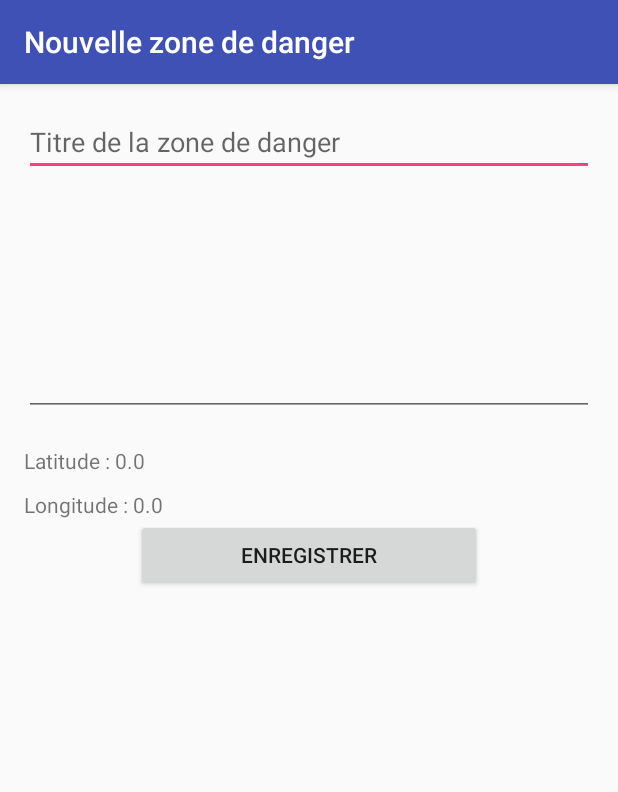
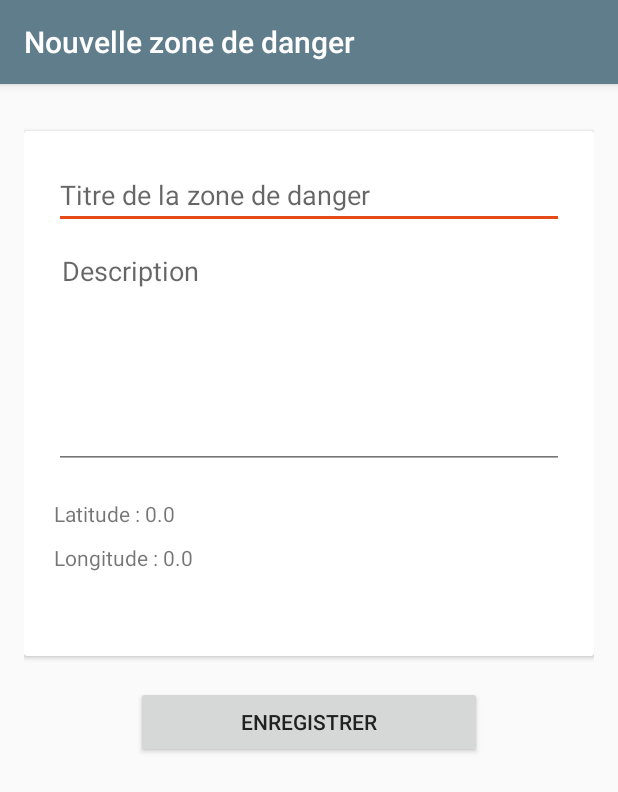
Before and after one commit to ThomaHe/RideSafe, an Android app: the FormActivity screen opened directly, with no data from a screen before it, on a phone screen of 412 x 824 dp. Shown: the top 792 px of the screen. Run offline under Robolectric (Android 15) with nearby library versions, the phone set to English and light mode, and no system bars; our stand-ins replace ButterKnife; libraries missing offline, so code that uses them is left out: io.realm; 3 statements that could not run were skipped.

```diff
--- a/app/build.gradle
+++ b/app/build.gradle
@@ -32,6 +32,8 @@ dependencies {
     })
     compile 'com.android.support:appcompat-v7:25.1.0'
     compile 'com.android.support:design:25.1.0'
+    compile 'com.android.support:cardview-v7:25.1.0'
+
     compile 'com.google.android.gms:play-services:10.0.1'
 
     compile 'com.jakewharton:butterknife:8.5.1'
--- a/app/src/main/res/layout/activity_form.xml
+++ b/app/src/main/res/layout/activity_form.xml
@@ -1,34 +1,47 @@
 <?xml version="1.0" encoding="utf-8"?>
-<LinearLayout
-    xmlns:android="http://schemas.android.com/apk/res/android"
+<LinearLayout xmlns:android="http://schemas.android.com/apk/res/android"
     xmlns:tools="http://schemas.android.com/tools"
     android:id="@+id/activity_form"
     android:layout_width="match_parent"
     android:layout_height="match_parent"
+    android:orientation="vertical"
     android:paddingBottom="@dimen/activity_vertical_margin"
     android:paddingLeft="@dimen/activity_horizontal_margin"
     android:paddingRight="@dimen/activity_horizontal_margin"
     android:paddingTop="@dimen/activity_vertical_margin"
-    tools:context="com.example.thenry.ridesafe.FormActivity"
-    android:orientation="vertical">
+    tools:context="com.example.thenry.ridesafe.FormActivity">
+
+    <android.support.v7.widget.CardView
+        android:layout_width="match_parent"
+        android:layout_height="350dp"
+        android:layout_marginTop="15dp"
+        android:layout_marginBottom="20dp">
+
+        <LinearLayout
+            android:layout_width="match_parent"
+            android:layout_height="match_parent"
+            android:orientation="vertical"
+            android:padding="20dp">
 
             <EditText
                 android:id="@+id/form_title"
                 android:layout_width="match_parent"
                 android:layout_height="wrap_content"
-        android:hint="Titre de la zone de danger"/>
+                android:hint="Titre de la zone de danger" />
 
             <EditText
                 android:id="@+id/form_desc"
                 android:layout_width="match_parent"
                 android:layout_height="150dp"
+                android:layout_marginBottom="20dp"
                 android:layout_marginTop="10dp"
-        android:layout_marginBottom="20dp"
+                android:breakStrategy="balanced"
                 android:fitsSystemWindows="true"
                 android:gravity="top"
-        android:breakStrategy="balanced"
                 android:inputType="textMultiLine"
-        android:padding="5dp"/>
+                android:hint="Description"
+                android:padding="5dp" />
+
             <TextView
                 android:id="@+id/lat"
                 android:layout_width="match_parent"
@@ -36,9 +49,11 @@
 
             <TextView
                 android:id="@+id/longi"
-        android:layout_marginTop="10dp"
                 android:layout_width="match_parent"
-        android:layout_height="wrap_content" />
+                android:layout_height="wrap_content"
+                android:layout_marginTop="10dp" />
+        </LinearLayout>
+    </android.support.v7.widget.CardView>
 
     <Button
         android:id="@+id/form_submit"
@@ -48,5 +63,5 @@
         android:elevation="4dp"
         android:paddingLeft="70dp"
         android:paddingRight="70dp"
-        android:text="Enregistrer"/>
+        android:text="Enregistrer" />
 </LinearLayout>
--- a/app/src/main/res/menu/menu.xml
+++ b/app/src/main/res/menu/menu.xml
@@ -2,6 +2,12 @@
 <menu xmlns:android="http://schemas.android.com/apk/res/android"
     xmlns:app="http://schemas.android.com/apk/res-auto"
     xmlns:tools="http://schemas.android.com/tools">
+
+
+    <item android:id="@+id/action_deleteRealm"
+        android:title="Supprimer Realm"
+        android:icon="@drawable/ic_delete"
+        app:showAsAction="always"/>
 
     <item android:id="@+id/action_updateMap"
         android:title="Actualiser carte"
--- a/app/src/main/res/values/colors.xml
+++ b/app/src/main/res/values/colors.xml
@@ -1,6 +1,19 @@
 <?xml version="1.0" encoding="utf-8"?>
 <resources>
-    <color name="colorPrimary">#3F51B5</color>
-    <color name="colorPrimaryDark">#303F9F</color>
-    <color name="colorAccent">#FF4081</color>
+
+    <color name="primary">#607D8B</color>
+
+    <color name="primary_dark">#455A64</color>
+
+    <color name="primary_light">#CFD8DC</color>
+
+    <color name="accent">#E64A19</color>
+
+    <color name="primary_text">#212121</color>
+
+    <color name="secondary_text">#757575</color>
+
+    <color name="icons">#FFFFFF</color>
+
+    <color name="divider">#BDBDBD</color>
 </resources>
--- a/app/src/main/res/values/styles.xml
+++ b/app/src/main/res/values/styles.xml
@@ -3,9 +3,12 @@
     <!-- Base application theme. -->
     <style name="AppTheme" parent="Theme.AppCompat.Light.DarkActionBar">
         <!-- Customize your theme here. -->
-        <item name="colorPrimary">@color/colorPrimary</item>
-        <item name="colorPrimaryDark">@color/colorPrimaryDark</item>
-        <item name="colorAccent">@color/colorAccent</item>
+        <item name="colorPrimary">@color/primary</item>
+        <item name="colorPrimaryDark">@color/primary_dark</item>
+        <item name="colorAccent">@color/accent</item>
+        <item name="android:textColorPrimary">@color/primary_text</item>
+        <item name="android:textColorSecondary">@color/secondary_text</item>
+        <item name="android:icon">@color/icons</item>
     </style>
 
     <style name="Divider">
@@ -13,7 +16,7 @@
         <item name="android:layout_height">1dp</item>
         <item name="android:layout_marginTop">15dp</item>
         <item name="android:layout_marginBottom">20dp</item>
-        <item name="android:background">?android:attr/listDivider</item>
+        <item name="android:background">@color/divider</item>
     </style>
 
 
```
Also changed, not shown: app/src/main/java/com/example/thenry/ridesafe/MapsActivity.java (+11 -0 lines), app/src/main/res/layout/activity_splash_screen.xml (+3 -8 lines), app/src/main/res/layout/bottom_sheet.xml (+40 -11 lines), app/src/main/res/drawable-hdpi/ic_delete.png (added), app/src/main/res/drawable-mdpi/ic_delete.png (added), app/src/main/res/drawable-xhdpi/ic_delete.png (added), app/src/main/res/drawable-xxhdpi/ic_delete.png (added), app/src/main/res/drawable-xxxhdpi/ic_delete.png (added). Lines whose indentation alone changed are shown as unchanged.
